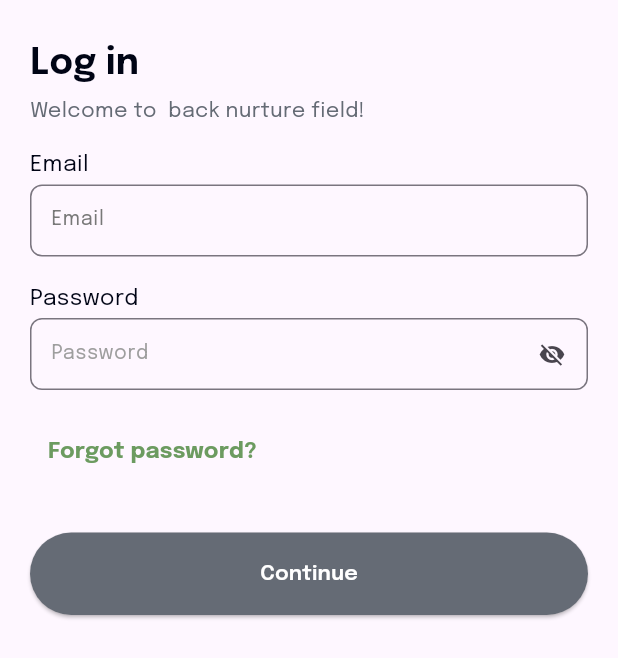
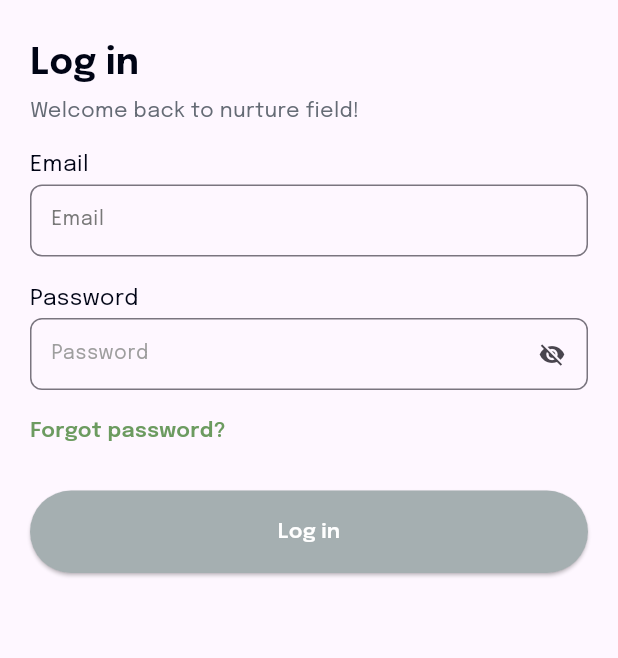
Before and after one commit to sakib151659/nurture_field, a Flutter app: the LoginScreen screen opened directly, on a phone screen of 412 x 824 dp. Shown: the top 658 px of the screen. Run offline on Flutter 3.47's test engine with Material 2 defaults, Android fonts, the phone set to English and light mode, and no system bars; our stand-ins replace dropdown_search, google_maps_flutter, permission_handler, shared_preferences, smooth_page_indicator; accounts and stored records are empty.

Commit message:
login screen ui modified

```diff
--- /dev/null
+++ b/lib/components/custom_buttons/custom_text_button.dart
@@ -0,0 +1,22 @@
+import 'package:flutter/material.dart';
+import 'package:nurture_field/utils/app_colors.dart';
+import 'package:nurture_field/utils/custom_text_style.dart';
+
+class CustomTextButton extends StatefulWidget {
+  final String title;
+  final Color fontColor;
+  final Function() onTap;
+  const CustomTextButton({Key? key, required this.title, this.fontColor = MyColors.customGreenNew, required this.onTap}) : super(key: key);
+
+  @override
+  State<CustomTextButton> createState() => _CustomTextButtonState();
+}
+
+class _CustomTextButtonState extends State<CustomTextButton> {
+  @override
+  Widget build(BuildContext context) {
+    return InkWell(
+      onTap: widget.onTap,
+        child: Text(widget.title, style: MyTextStyle.primaryLight(fontColor:widget.fontColor , fontSize: 14, fontWeight: FontWeight.w600),));
+  }
+}
--- a/lib/screens/auth/login_screen.dart
+++ b/lib/screens/auth/login_screen.dart
@@ -1,4 +1,5 @@
 import 'package:flutter/material.dart';
+import 'package:nurture_field/components/custom_buttons/custom_text_button.dart';
 import 'package:nurture_field/landing_page.dart';
 import '../../components/custom_appbar/custom_appbar_inner.dart';
 import '../../components/custom_buttons/custom_button_rounded.dart';
@@ -47,7 +48,7 @@ class _LoginScreenState extends State<LoginScreen> {
                     style: MyTextStyle.primaryBold(fontSize: 24),
                   ),
                   const SizedBox(height: 5,),
-                  Text("Welcome to  back nurture field!",
+                  Text("Welcome back to nurture field!",
                     style: MyTextStyle.secondaryLight(),
                   ),
                   const SizedBox(height: 15,),
@@ -65,7 +66,7 @@ class _LoginScreenState extends State<LoginScreen> {
                         },
                         validatorFunction: (value) {
                           if (isValidEmail==false) {
-                            return AppStrings.requiredField;
+                            //return AppStrings.requiredField;
                           }
                           return null;
                         },
@@ -85,7 +86,7 @@ class _LoginScreenState extends State<LoginScreen> {
                         },
                         validatorFunction: (value) {
                           if (value == null || value.isEmpty) {
-                            return AppStrings.requiredField;
+                            //return AppStrings.requiredField;
                           }
                           return null;
                         },
@@ -101,17 +102,17 @@ class _LoginScreenState extends State<LoginScreen> {
                     const SizedBox(height: 10,),
                   ],
 
-                  TextButton(
-                      onPressed: (){
+                  CustomTextButton(
+                      title: "Forgot password?",
+                      onTap: (){
                         Navigator.of(context).push(MaterialPageRoute(builder: (builder)=>const ForgetPassword()));
-                      },
-                      child: Text("Forgot password?", style: MyTextStyle.primaryBold(fontColor: MyColors.primaryColor, fontSize: 15),)
+                      }
                   ),
 
                   const SizedBox(height: 30,),
                   CustomButtonRounded(
-                      title: "Continue",
-                      bgColor: isFormFilled?MyColors.primaryColor:MyColors.secondaryTextColor,
+                      title: "Log in",
+                      bgColor: isFormFilled?MyColors.primaryColor:MyColors.greyColorNew,
                       onPress: (){
                         if(_formKey.currentState!.validate() && isValidEmail && passwordController.text.isNotEmpty){
                           Navigator.of(context).push(MaterialPageRoute(builder: (builder)=> LandingPage()));
--- a/lib/utils/app_colors.dart
+++ b/lib/utils/app_colors.dart
@@ -11,7 +11,9 @@ class MyColors {
   static const Color borderColor = Color.fromRGBO(228, 232, 231, 1);
   static const Color customGreen = Color.fromRGBO(40, 101, 49, 1);
   static const Color customGreenLight = Color.fromRGBO(0, 166, 106, 1);
+  static const Color customGreenNew = Color.fromRGBO(108, 155, 96, 1);
   static const Color selectedArea = Color.fromRGBO(108, 155, 96, 0.3);
+  static const Color greyColorNew = Color.fromRGBO(165, 175, 177, 1);
 
 
   static const Color cardBackgroundColor = Color.fromRGBO(249, 251, 247, 1);
```
